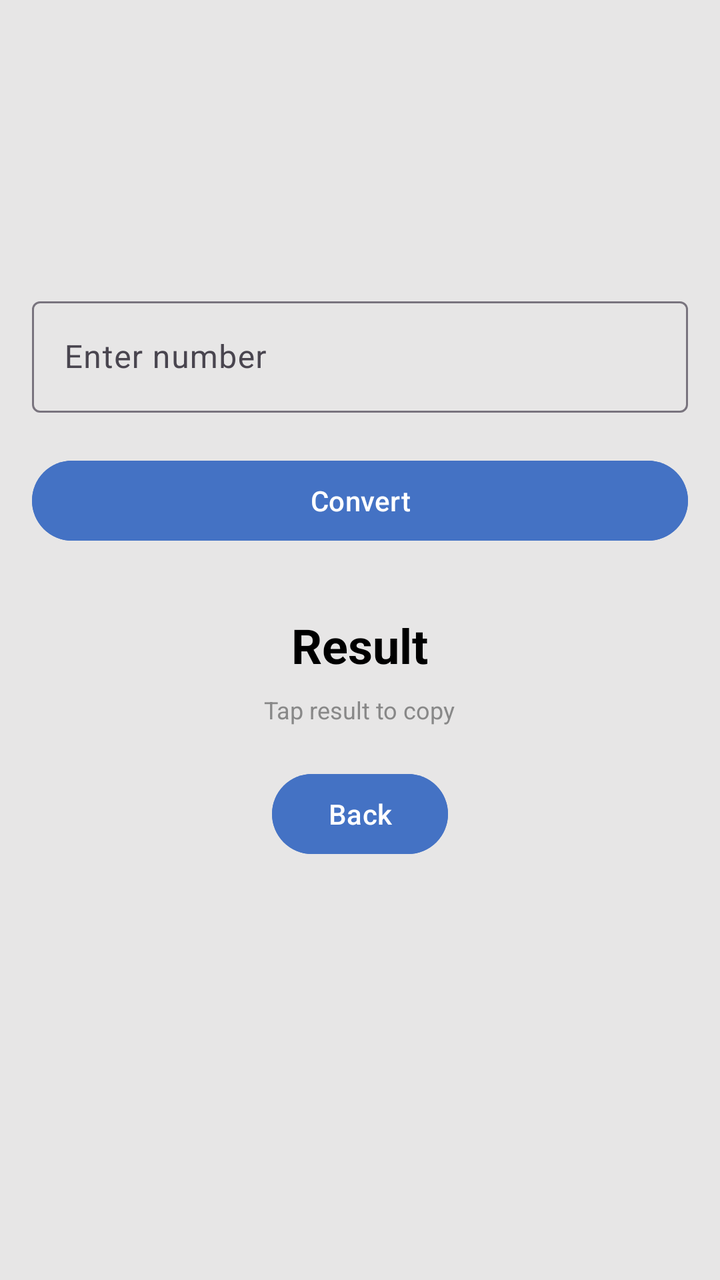
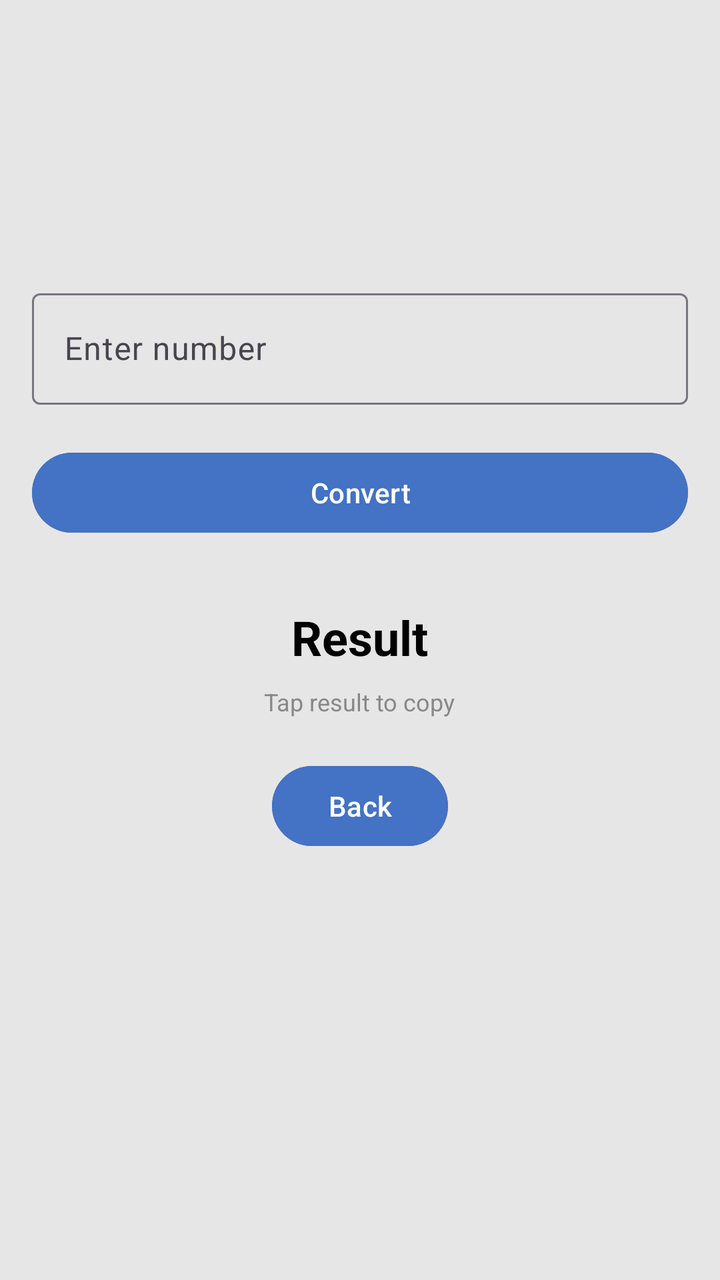

Screens rendered from an Android XML layout before and after an edit, with the pre-edit source and the edit as a unified diff.
<!-- AndroidManifest.xml: application theme Theme.SimpleConverter -->
<!-- res/layout/fragment_conversion.xml -->
<?xml version="1.0" encoding="utf-8"?>
<LinearLayout
    xmlns:android="http://schemas.android.com/apk/res/android"
    android:orientation="vertical"
    android:gravity="center_horizontal"
    android:layout_width="match_parent"
    android:layout_height="match_parent"
    android:background="@color/app_background"
    android:paddingStart="16dp"
    android:paddingEnd="16dp">

    <Space
        android:layout_width="match_parent"
        android:layout_height="100dp"/>

    <TextView
        android:id="@+id/textUnitTitle"
        android:layout_width="wrap_content"
        android:layout_height="wrap_content"
        android:text=""
        android:textSize="22sp"
        android:textStyle="bold"
        android:layout_marginBottom="16dp"
        android:textColor="@color/black"/>

    <com.google.android.material.textfield.TextInputLayout
        android:id="@+id/layoutValue1"
        android:layout_width="match_parent"
        android:layout_height="wrap_content"
        android:hint="@string/hint_enter_value">

        <com.google.android.material.textfield.TextInputEditText
            android:id="@+id/editTextValue1"
            android:layout_width="match_parent"
            android:layout_height="wrap_content"
            android:inputType="numberDecimal"/>
    </com.google.android.material.textfield.TextInputLayout>

    <com.google.android.material.textfield.TextInputLayout
        android:id="@+id/layoutValue2"
        android:layout_width="match_parent"
        android:layout_height="wrap_content"
        android:hint="@string/hint_enter_second_value_toast"
        android:layout_marginTop="12dp"
        android:visibility="gone">

        <com.google.android.material.textfield.TextInputEditText
            android:id="@+id/editTextValue2"
            android:layout_width="match_parent"
            android:layout_height="wrap_content"
            android:inputType="numberDecimal"/>
    </com.google.android.material.textfield.TextInputLayout>

    <com.google.android.material.button.MaterialButton
        android:id="@+id/buttonConvert"
        android:layout_width="match_parent"
        android:layout_height="wrap_content"
        android:text="@string/button_convert"
        android:layout_marginTop="20dp"
        android:backgroundTint="@color/app_button_blue"
        android:textColor="@color/app_text_white"/>

    <TextView
        android:id="@+id/textViewResult"
        android:layout_width="wrap_content"
        android:layout_height="wrap_content"
        android:text="@string/text_result"
        android:textSize="24sp"
        android:textStyle="bold"
        android:layout_marginTop="32dp"
        android:textColor="@color/black"/>

    <TextView
        android:id="@+id/textViewCopyHint"
        android:layout_width="wrap_content"
        android:layout_height="wrap_content"
        android:text="@string/copy_result_hint"
        android:textColor="@color/gray"
        android:textSize="12sp"
        android:layout_marginTop="8dp"/>

    <com.google.android.material.button.MaterialButton
        android:id="@+id/buttonBack"
        android:layout_width="wrap_content"
        android:layout_height="wrap_content"
        android:text="@string/back"
        android:layout_marginTop="20dp"
        android:backgroundTint="@color/app_button_blue"
        android:textColor="@color/app_text_white"/>

</LinearLayout>
<!-- resources referenced by this layout -->
<resources>
  <color name="app_background">#E7E6E6</color>
  <color name="app_button_blue">#4472C4</color>
  <color name="app_text_white">#FFFFFF</color>
  <color name="black">#000000</color>
  <color name="gray">#888888</color>
  <string name="back">Back</string>
  <string name="button_convert">Convert</string>
  <string name="copy_result_hint">Tap result to copy</string>
  <string name="hint_enter_second_value_toast">Enter second number</string>
  <string name="hint_enter_value">Enter number</string>
  <string name="text_result">Result</string>
  <style name="Theme.SimpleConverter" parent="Theme.Material3.DayNight.NoActionBar">
          <item name="android:statusBarColor">@android:color/transparent</item>
          <item name="android:navigationBarColor">@android:color/transparent</item>
          <item name="android:windowBackground">@color/app_background</item>
  
  
      </style>
</resources>

<!-- the commit's change to res/layout/fragment_conversion.xml (unified diff, before → after) -->
@@ -1,91 +1,94 @@
 <?xml version="1.0" encoding="utf-8"?>
-<LinearLayout
-    xmlns:android="http://schemas.android.com/apk/res/android"
-    android:orientation="vertical"
-    android:gravity="center_horizontal"
+<ScrollView xmlns:android="http://schemas.android.com/apk/res/android"
     android:layout_width="match_parent"
     android:layout_height="match_parent"
-    android:background="@color/app_background"
-    android:paddingStart="16dp"
-    android:paddingEnd="16dp">
+    android:fillViewport="true">
 
-    <Space
+    <LinearLayout
+        android:orientation="vertical"
+        android:gravity="center_horizontal"
         android:layout_width="match_parent"
-        android:layout_height="100dp"/>
+        android:layout_height="wrap_content"
+        android:background="@color/app_background"
+        android:paddingStart="16dp"
+        android:paddingEnd="16dp"
+        android:paddingTop="96dp"
+        android:paddingBottom="96dp">
 
     <TextView
-        android:id="@+id/textUnitTitle"
-        android:layout_width="wrap_content"
-        android:layout_height="wrap_content"
-        android:text=""
-        android:textSize="22sp"
-        android:textStyle="bold"
-        android:layout_marginBottom="16dp"
-        android:textColor="@color/black"/>
+            android:id="@+id/textUnitTitle"
+            android:layout_width="wrap_content"
+            android:layout_height="wrap_content"
+            android:text=""
+            android:textSize="22sp"
+            android:textStyle="bold"
+            android:layout_marginBottom="16dp"
+            android:textColor="@color/black"/>
 
-    <com.google.android.material.textfield.TextInputLayout
-        android:id="@+id/layoutValue1"
-        android:layout_width="match_parent"
-        android:layout_height="wrap_content"
-        android:hint="@string/hint_enter_value">
-
-        <com.google.android.material.textfield.TextInputEditText
-            android:id="@+id/editTextValue1"
+        <com.google.android.material.textfield.TextInputLayout
+            android:id="@+id/layoutValue1"
             android:layout_width="match_parent"
             android:layout_height="wrap_content"
-            android:inputType="numberDecimal"/>
-    </com.google.android.material.textfield.TextInputLayout>
+            android:hint="@string/hint_enter_value">
 
-    <com.google.android.material.textfield.TextInputLayout
-        android:id="@+id/layoutValue2"
-        android:layout_width="match_parent"
-        android:layout_height="wrap_content"
-        android:hint="@string/hint_enter_second_value_toast"
-        android:layout_marginTop="12dp"
-        android:visibility="gone">
+            <com.google.android.material.textfield.TextInputEditText
+                android:id="@+id/editTextValue1"
+                android:layout_width="match_parent"
+                android:layout_height="wrap_content"
+                android:inputType="numberDecimal"/>
+        </com.google.android.material.textfield.TextInputLayout>
 
-        <com.google.android.material.textfield.TextInputEditText
-            android:id="@+id/editTextValue2"
+        <com.google.android.material.textfield.TextInputLayout
+            android:id="@+id/layoutValue2"
             android:layout_width="match_parent"
             android:layout_height="wrap_content"
-            android:inputType="numberDecimal"/>
-    </com.google.android.material.textfield.TextInputLayout>
+            android:hint="@string/hint_enter_second_value_toast"
+            android:layout_marginTop="12dp"
+            android:visibility="gone">
 
-    <com.google.android.material.button.MaterialButton
-        android:id="@+id/buttonConvert"
-        android:layout_width="match_parent"
-        android:layout_height="wrap_content"
-        android:text="@string/button_convert"
-        android:layout_marginTop="20dp"
-        android:backgroundTint="@color/app_button_blue"
-        android:textColor="@color/app_text_white"/>
+            <com.google.android.material.textfield.TextInputEditText
+                android:id="@+id/editTextValue2"
+                android:layout_width="match_parent"
+                android:layout_height="wrap_content"
+                android:inputType="numberDecimal"/>
+        </com.google.android.material.textfield.TextInputLayout>
 
-    <TextView
-        android:id="@+id/textViewResult"
-        android:layout_width="wrap_content"
-        android:layout_height="wrap_content"
-        android:text="@string/text_result"
-        android:textSize="24sp"
-        android:textStyle="bold"
-        android:layout_marginTop="32dp"
-        android:textColor="@color/black"/>
+        <com.google.android.material.button.MaterialButton
+            android:id="@+id/buttonConvert"
+            android:layout_width="match_parent"
+            android:layout_height="wrap_content"
+            android:text="@string/button_convert"
+            android:layout_marginTop="20dp"
+            android:backgroundTint="@color/app_button_blue"
+            android:textColor="@color/app_text_white"/>
 
-    <TextView
-        android:id="@+id/textViewCopyHint"
-        android:layout_width="wrap_content"
-        android:layout_height="wrap_content"
-        android:text="@string/copy_result_hint"
-        android:textColor="@color/gray"
-        android:textSize="12sp"
-        android:layout_marginTop="8dp"/>
+        <TextView
+            android:id="@+id/textViewResult"
+            android:layout_width="wrap_content"
+            android:layout_height="wrap_content"
+            android:text="@string/text_result"
+            android:textSize="24sp"
+            android:textStyle="bold"
+            android:layout_marginTop="32dp"
+            android:textColor="@color/black"/>
 
-    <com.google.android.material.button.MaterialButton
-        android:id="@+id/buttonBack"
-        android:layout_width="wrap_content"
-        android:layout_height="wrap_content"
-        android:text="@string/back"
-        android:layout_marginTop="20dp"
-        android:backgroundTint="@color/app_button_blue"
-        android:textColor="@color/app_text_white"/>
+        <TextView
+            android:id="@+id/textViewCopyHint"
+            android:layout_width="wrap_content"
+            android:layout_height="wrap_content"
+            android:text="@string/copy_result_hint"
+            android:textColor="@color/gray"
+            android:textSize="12sp"
+            android:layout_marginTop="8dp"/>
 
-</LinearLayout>
+        <com.google.android.material.button.MaterialButton
+            android:id="@+id/buttonBack"
+            android:layout_width="wrap_content"
+            android:layout_height="wrap_content"
+            android:text="@string/back"
+            android:layout_marginTop="20dp"
+            android:backgroundTint="@color/app_button_blue"
+            android:textColor="@color/app_text_white"/>
+
+    </LinearLayout>
+</ScrollView>
